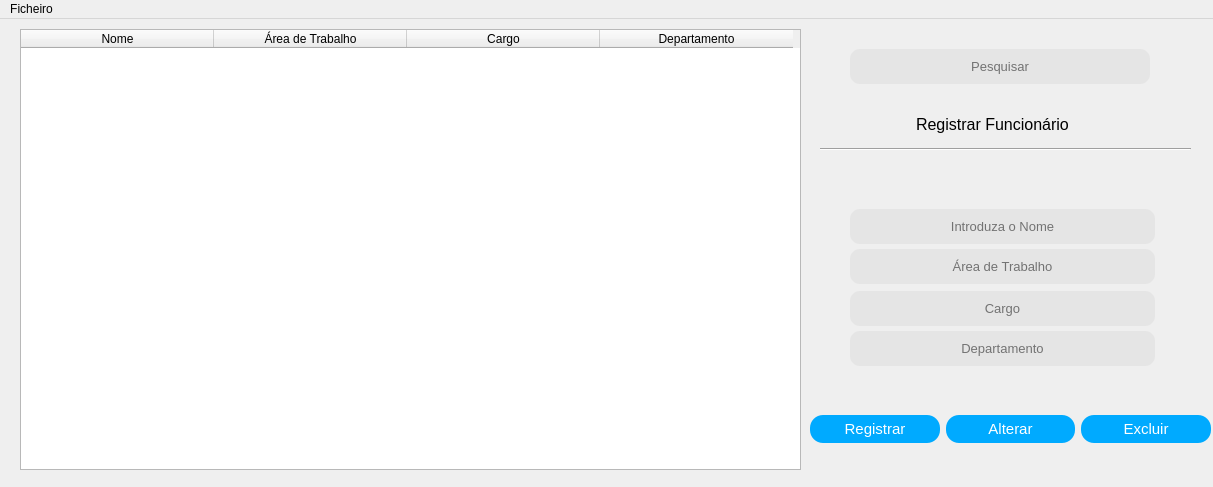
Qt form Gestão_RH.ui (Joao-Roberto13/Gestao-de-RH_Stock) before a commit.
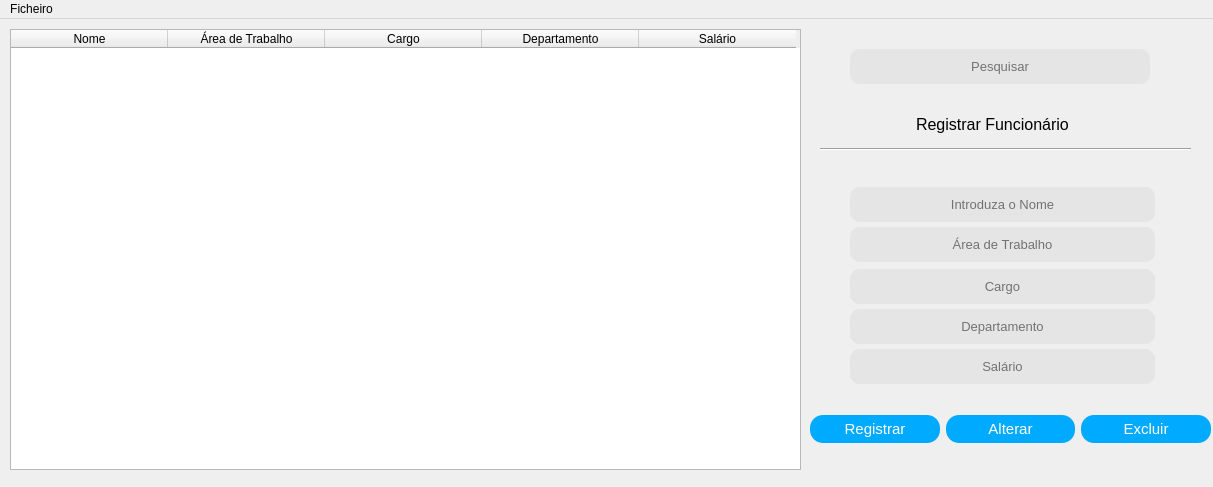
The same form after that commit.

Commit message: Gestão de RH e Stock

Diff of the .ui file:
```diff
--- a/Gestão_RH.ui
+++ b/Gestão_RH.ui
@@ -182,7 +182,7 @@
     <property name="geometry">
      <rect>
       <x>850</x>
-      <y>272</y>
+      <y>250</y>
       <width>305</width>
       <height>35</height>
      </rect>
@@ -218,7 +218,7 @@
     <property name="geometry">
      <rect>
       <x>850</x>
-      <y>312</y>
+      <y>290</y>
       <width>305</width>
       <height>35</height>
      </rect>
@@ -261,7 +261,7 @@
     <property name="geometry">
      <rect>
       <x>850</x>
-      <y>190</y>
+      <y>168</y>
       <width>305</width>
       <height>35</height>
      </rect>
@@ -297,7 +297,7 @@
     <property name="geometry">
      <rect>
       <x>850</x>
-      <y>230</y>
+      <y>208</y>
       <width>305</width>
       <height>35</height>
      </rect>
@@ -332,9 +332,9 @@
    <widget class="QTableWidget" name="tableWidget">
     <property name="geometry">
      <rect>
-      <x>20</x>
+      <x>10</x>
       <y>10</y>
-      <width>781</width>
+      <width>791</width>
       <height>441</height>
      </rect>
     </property>
@@ -342,7 +342,7 @@
      <bool>true</bool>
     </property>
     <attribute name="horizontalHeaderDefaultSectionSize">
-     <number>193</number>
+     <number>157</number>
     </attribute>
     <attribute name="verticalHeaderVisible">
      <bool>false</bool>
@@ -367,6 +367,41 @@
       <string>Departamento</string>
      </property>
     </column>
+    <column>
+     <property name="text">
+      <string>Salário</string>
+     </property>
+    </column>
+   </widget>
+   <widget class="QLineEdit" name="lineEdit_6">
+    <property name="geometry">
+     <rect>
+      <x>850</x>
+      <y>330</y>
+      <width>305</width>
+      <height>35</height>
+     </rect>
+    </property>
+    <property name="styleSheet">
+     <string notr="true">QLineEdit{
+font-size: 13px;
+text-align: center;
+border-radius: 10px;
+background-color: rgb(229, 229, 229);
+}</string>
+    </property>
+    <property name="text">
+     <string/>
+    </property>
+    <property name="cursorPosition">
+     <number>0</number>
+    </property>
+    <property name="alignment">
+     <set>Qt::AlignCenter</set>
+    </property>
+    <property name="placeholderText">
+     <string>Salário</string>
+    </property>
    </widget>
   </widget>
   <widget class="QMenuBar" name="menubar">
```
Left out of the diff: 6 changed lines with no effect on the pictures. The commit also changes 4 other files.
